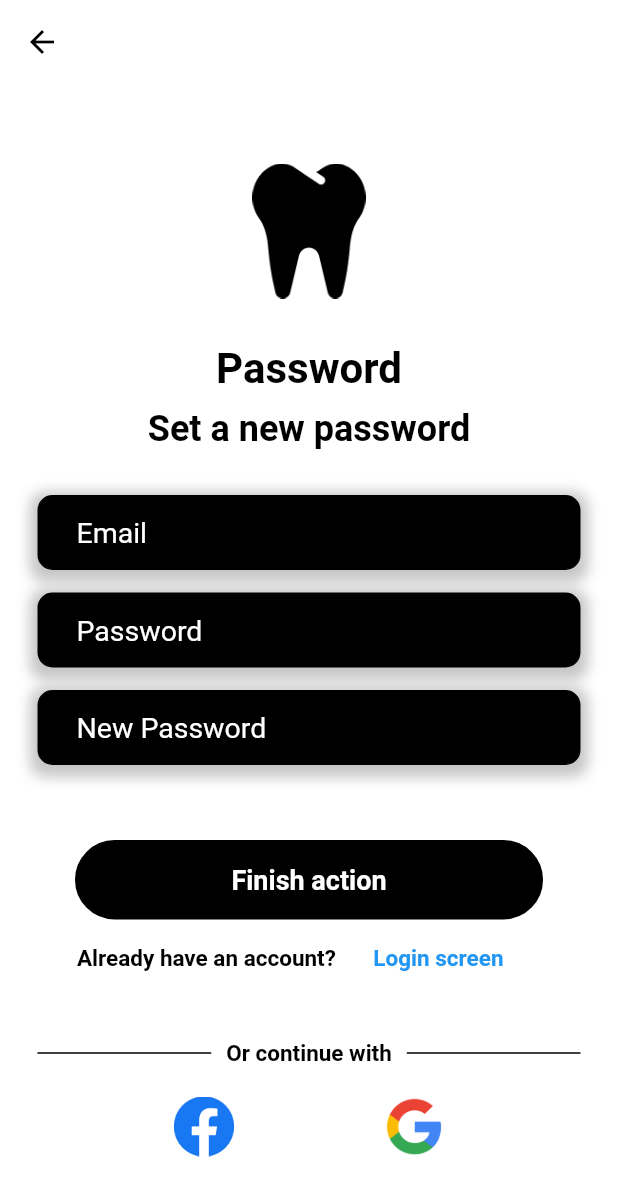
After one commit to robertbusaru/flutter_framework_app_bachelors_degree_project, a Flutter app: the screen it shows after launch, after a tap on "Forgot password?", on a phone screen of 412 x 824 dp. The commit adds this screen. Shown: the top 1196 px of the screen. Run offline on Flutter 3.47's test engine with Material 2 defaults, Android fonts, the phone set to English and light mode, and no system bars; our stand-ins replace firebase_auth, firebase_core, google_fonts; accounts and stored records are empty.

Commit message:
UI changes + added forgot password screen

```diff
--- /dev/null
+++ b/lib/components/my_forgot_password_button.dart
@@ -0,0 +1,29 @@
+import 'package:flutter/material.dart';
+import 'package:google_fonts/google_fonts.dart';
+
+class MyForgotPasswordButton extends StatelessWidget{
+  final Function()? onTap;
+
+  const MyForgotPasswordButton({
+    Key? key,
+    required this.onTap,
+  }) : super(key: key);
+
+  @override
+  Widget build(BuildContext context){
+    return InkWell(
+      onTap: onTap,
+      child: Container(
+        padding: const EdgeInsets.symmetric(horizontal: 25, vertical: 15),
+        child: Text(
+          'Forgot password?',
+          style: GoogleFonts.aBeeZee(
+            fontSize: 15,
+            color: Colors.red,
+            fontWeight: FontWeight.bold,
+          ),
+        ),
+      ),
+    );
+  }
+}
--- /dev/null
+++ b/lib/pages/forgot_password.dart
@@ -0,0 +1,193 @@
+import 'package:dentalapp/components/my_text_field.dart';
+import 'package:dentalapp/pages/auth_page.dart';
+import 'package:flutter/material.dart';
+import 'package:google_fonts/google_fonts.dart';
+import '../components/my_go_back_button.dart';
+import '../components/my_register_button.dart';
+
+class ForgotPassword extends StatefulWidget{
+
+  const ForgotPassword({super.key});
+
+  @override
+  State<ForgotPassword> createState() => _ForgotPasswordState();
+
+}
+
+class _ForgotPasswordState extends State<ForgotPassword>{
+
+  final emailController = TextEditingController();
+  final passwordController = TextEditingController();
+  final newPasswordController = TextEditingController();
+
+  @override
+  Widget build(BuildContext context){
+    return Scaffold(
+        appBar: AppBar(
+            backgroundColor: Colors.white,
+            elevation: 0,
+            leading:
+            IconButton(
+              onPressed: () {
+                Navigator.push(
+                  context,
+                  MaterialPageRoute(builder: (context) => const AuthPage()),
+                );
+              },
+              icon: const Icon(Icons.arrow_back),
+              color: Colors.black,
+            )
+        ),
+        backgroundColor: Colors.white,
+        body: SafeArea(
+            child: Center(
+                child: SingleChildScrollView(
+                  child:Column(
+                      mainAxisAlignment: MainAxisAlignment.center,
+                      children: [
+                        Image.asset(
+                          'lib/images/vector_login.png',
+                          height: 90,
+                          width: 90,
+                        ),
+                        const SizedBox(height: 30),
+
+                        // Register text
+                        Text('Password',
+                            style: GoogleFonts.aBeeZee(
+                              fontSize: 28,
+                              color: Colors.black,
+                              fontWeight: FontWeight.bold,
+                            )
+                        ),
+                        const SizedBox(height: 10),
+
+                        // Create a new account text
+                        Text(
+                            'Set a new password',
+                            style: GoogleFonts.aBeeZee(
+                              fontSize: 24,
+                              color: Colors.black,
+                              fontWeight: FontWeight.bold,
+                            )
+                        ),
+                        const SizedBox(height: 30),
+
+                        // Email field
+                        MyTextField(
+                          controller: emailController,
+                          hintText: 'Email',
+                          obscureText: false,
+                        ),
+                        const SizedBox(height: 15),
+
+                        // Password field
+                        MyTextField(
+                          controller: passwordController,
+                          hintText: 'Password',
+                          obscureText: true,
+                        ),
+                        const SizedBox(height: 15),
+
+                        MyTextField(
+                          controller: newPasswordController,
+                          hintText: 'New Password',
+                          obscureText: true,
+                        ),
+                        const SizedBox(height: 50),
+
+                        // sign in field
+                        MyRegisterButton(
+                          onTap: () {
+                            Navigator.push(
+                              context,
+                              MaterialPageRoute(builder: (context) => const AuthPage()),
+                            );
+                          },
+                        ),
+
+                        const SizedBox(height: 2),
+                        // Already have an account?
+                        Row(
+                          mainAxisAlignment: MainAxisAlignment.center,
+                          children: [
+                            Text(
+                                "Already have an account?",
+                                style: GoogleFonts.aBeeZee(
+                                  fontSize: 15,
+                                  color: Colors.black,
+                                  fontWeight: FontWeight.bold,
+                                )
+                            ),
+                            MyGoBackButton(
+                              onTap: () {
+                                Navigator.push(
+                                  context,
+                                  MaterialPageRoute(builder: (context) => const AuthPage()),
+                                );
+                              },
+                            ),
+                          ],
+                        ),
+                        const SizedBox(height: 30),
+
+                        // Or connect with one of those:
+                        Padding(
+                          padding: const EdgeInsets.symmetric(horizontal: 25.0),
+                          child: Row(
+                            children: [
+                              const Expanded(
+                                child:
+                                Divider(
+                                  thickness: 1,
+                                  color: Colors.black,
+                                ),
+                              ),
+
+                              Padding(
+                                padding: const EdgeInsets.symmetric(horizontal: 10.0),
+                                child: Text('Or continue with',
+                                  style: GoogleFonts.aBeeZee(
+                                    fontSize: 15,
+                                    color: Colors.black,
+                                    fontWeight: FontWeight.bold,
+                                  ),
+                                ),
+                              ),
+
+                              const Expanded(
+                                child:
+                                Divider(
+                                  thickness: 1,
+                                  color: Colors.black,
+                                ),
+                              )
+                            ],
+                          ),
+                        ),
+                        const SizedBox(height: 20),
+
+                        // google and facebook login
+                        Row(
+                            mainAxisAlignment: MainAxisAlignment.center,
+                            children: [
+                              Image.asset(
+                                'lib/images/facebook.png',
+                                height: 40,
+                                width: 40,
+                              ),
+                              const SizedBox(width: 100),
+                              Image.asset(
+                                'lib/images/google.png',
+                                height: 40,
+                                width: 40,
+                              ),
+                            ]
+                        ),
+                      ]),
+                )
+            )
+        )
+    );
+  }
+}
--- a/lib/pages/login_page.dart
+++ b/lib/pages/login_page.dart
@@ -1,10 +1,14 @@
 import 'package:dentalapp/components/my_button.dart';
 import 'package:dentalapp/components/my_create_now_button.dart';
+import 'package:dentalapp/components/my_forgot_password_button.dart';
 import 'package:dentalapp/components/my_text_field.dart';
+import 'package:dentalapp/pages/forgot_password.dart';
 import 'package:dentalapp/pages/register_page.dart';
 import 'package:flutter/material.dart';
 import 'package:google_fonts/google_fonts.dart';
 import 'package:firebase_auth/firebase_auth.dart';
+
+import 'auth_page.dart';
 //import 'package:firebase_auth/firebase_auth.dart';
 
 class LoginPage extends StatefulWidget {
@@ -129,7 +133,7 @@ class _LoginPageState extends State<LoginPage>{
                   hintText: 'Password',
                   obscureText: true,
                 ),
-                const SizedBox(height: 15),
+                const SizedBox(height: 10),
 
                 // Forgot password?
                 Row(
@@ -137,13 +141,13 @@ class _LoginPageState extends State<LoginPage>{
                     children: [
                       Padding(
                         padding: const EdgeInsets.symmetric(horizontal: 25.0),
-                        child: Text(
-                        "Forgot password? ",
-                        style: GoogleFonts.aBeeZee(
-                          fontSize: 15,
-                          color: Colors.red,
-                          fontWeight: FontWeight.bold,
-                          )
+                        child: MyForgotPasswordButton(
+                          onTap: () {
+                            Navigator.push(
+                              context,
+                              MaterialPageRoute(builder: (context) => const ForgotPassword()),
+                            );
+                          },
                         ),
                       ),
                     ]
```
